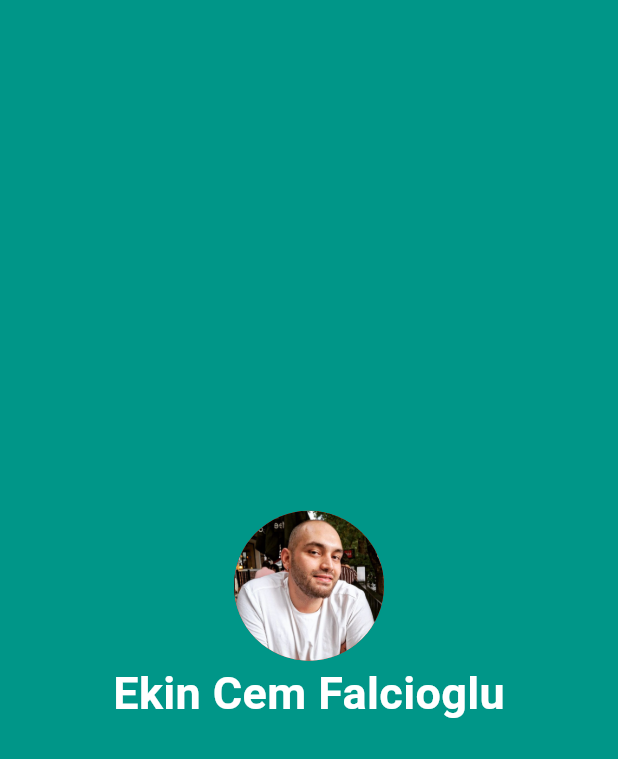
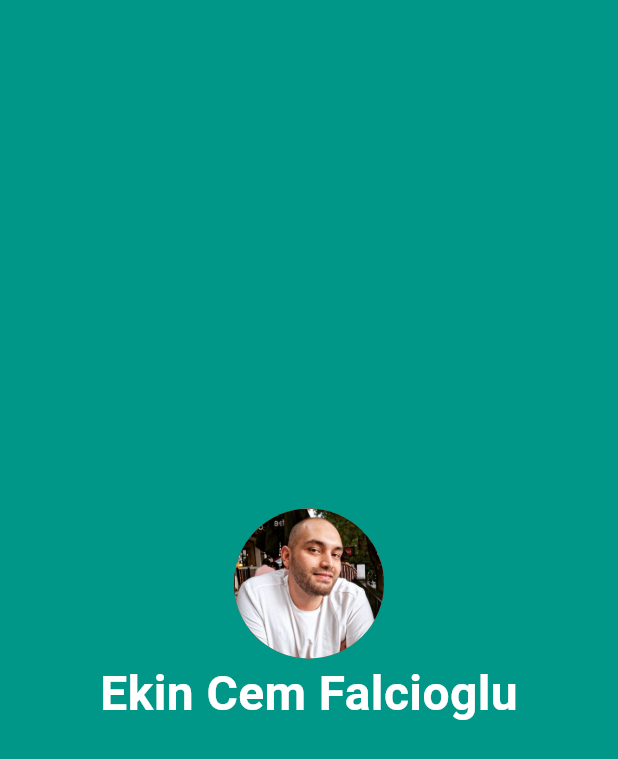
Before and after one commit to ekinncem/mi_card_app, a Flutter app: the screen it shows after launch, on a phone screen of 412 x 824 dp. Shown: the top 759 px of the screen. Run offline on Flutter 3.47's test engine with Material 3 defaults, Android fonts, the phone set to English and light mode, and no system bars.

Commit message:
new save

```diff
--- a/lib/main.dart
+++ b/lib/main.dart
@@ -26,7 +26,7 @@ class MyApp extends StatelessWidget {
               Text(
                 "Ekin Cem Falcioglu",
                 style: TextStyle(
-                    fontSize: 30.0,
+                    fontSize: 32.0,
                     color: Colors.white,
                     fontWeight: FontWeight.bold),
               ),
```
